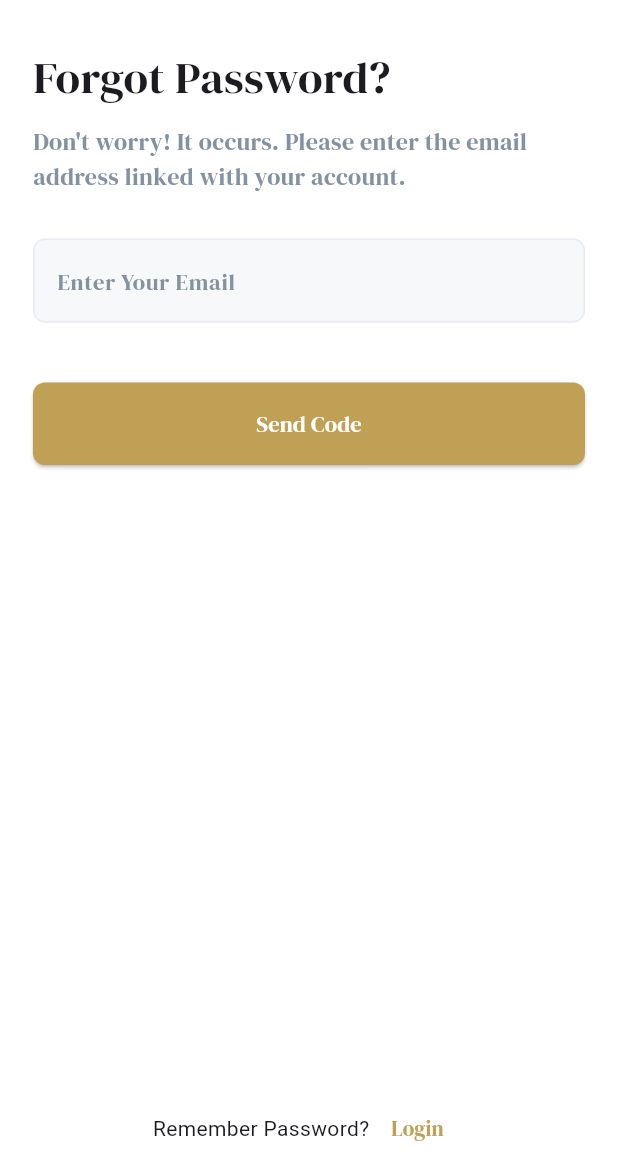
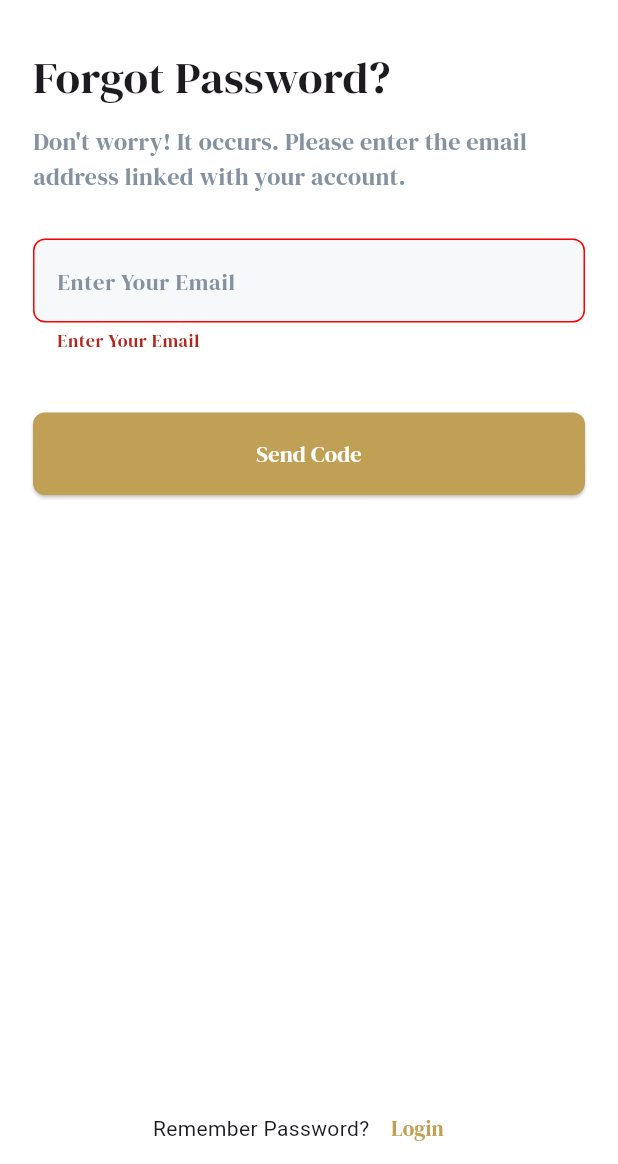
Before and after one commit to KingNarmar/bookia, a Flutter app: the ForgetPasswordScreen screen opened directly, after a tap on "Send Code", on a phone screen of 412 x 824 dp, the part 72-1236 px from its top. Run offline on Flutter 3.47's test engine with Material 3 defaults, Android fonts, the phone set to English and light mode, and no system bars; our stand-ins replace flutter_svg, gap.

Commit message:
Forget Password Screen Validation Done

```diff
--- a/lib/features/auth/screens/forget_password.dart
+++ b/lib/features/auth/screens/forget_password.dart
@@ -4,13 +4,22 @@ import 'package:bookia/core/styles/app_colors.dart';
 import 'package:bookia/core/styles/text_styles.dart';
 import 'package:bookia/core/widgets/custom_text_form_field.dart';
 import 'package:bookia/core/widgets/main_button.dart';
+import 'package:bookia/features/auth/functions/validators.dart';
+import 'package:bookia/features/auth/screens/otp_verification_screen.dart';
 import 'package:bookia/features/auth/widgets/auth_footer.dart';
 import 'package:flutter/material.dart';
 import 'package:flutter_svg/svg.dart';
 import 'package:gap/gap.dart';
 
-class ForgetPasswordScreen extends StatelessWidget {
+class ForgetPasswordScreen extends StatefulWidget {
   const ForgetPasswordScreen({super.key});
+
+  @override
+  State<ForgetPasswordScreen> createState() => _ForgetPasswordScreenState();
+}
+
+class _ForgetPasswordScreenState extends State<ForgetPasswordScreen> {
+  final formKey = GlobalKey<FormState>();
 
   @override
   Widget build(BuildContext context) {
@@ -25,6 +34,9 @@ class ForgetPasswordScreen extends StatelessWidget {
       ),
       body: Padding(
         padding: const EdgeInsets.all(22),
+        child: Form(
+          key: formKey,
+          autovalidateMode: AutovalidateMode.onUnfocus,
           child: Column(
             crossAxisAlignment: CrossAxisAlignment.start,
             children: [
@@ -35,10 +47,28 @@ class ForgetPasswordScreen extends StatelessWidget {
                 style: TextStyles.w400s16.copyWith(color: AppColors.grayColor),
               ),
               Gap(30),
-            CustomTextFormField(hint: "Enter Your Email"),
+              CustomTextFormField(
+                hint: "Enter Your Email",
+                validator: (input) {
+                  if (input == null || input.isEmpty) {
+                    return "Enter Your Email";
+                  } else if (!isEmailValid(input)) {
+                    return "Please Enter The Right Email";
+                  }
+                  return null;
+                },
+              ),
               Gap(40),
-            MainButton(text: "Send Code", onPressed: () {}),
+              MainButton(
+                text: "Send Code",
+                onPressed: () {
+                  if (formKey.currentState!.validate()) {
+                    pushTo(OtpVerificationScreen(), context);
+                  }
+                },
+              ),
             ],
+          ),
         ),
       ),
       bottomNavigationBar: AuthFooter(
--- /dev/null
+++ b/lib/features/auth/screens/otp_verification_screen.dart
@@ -0,0 +1,10 @@
+import 'package:flutter/material.dart';
+
+class OtpVerificationScreen extends StatelessWidget {
+  const OtpVerificationScreen({super.key});
+
+  @override
+  Widget build(BuildContext context) {
+    return const Placeholder();
+  }
+}
```
Lines whose indentation alone changed are shown as unchanged.
